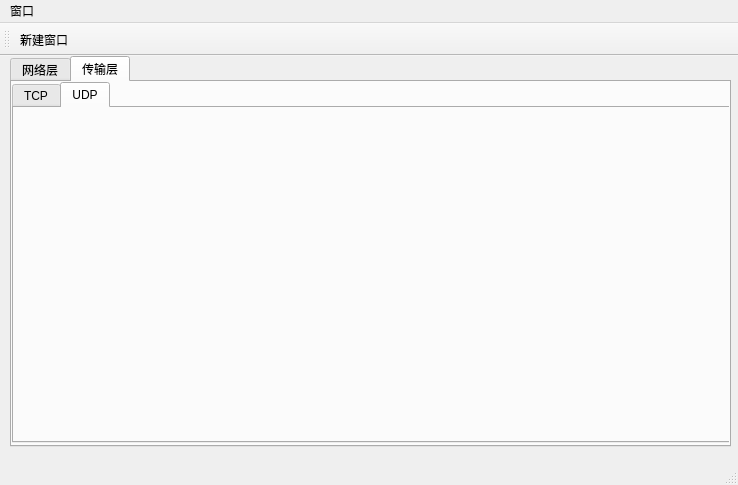
Qt form UI/UItest/mainwindow.ui (LAuxin3619/PackSender) before a commit.
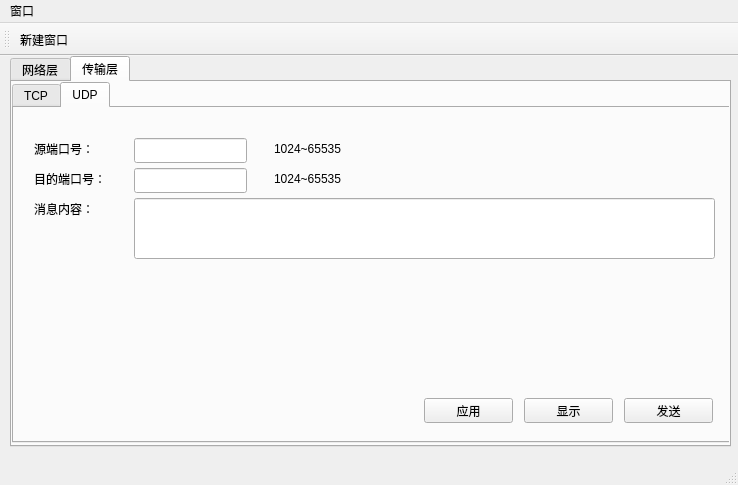
The same form after that commit. The open tabs and pages were chosen to show the change.

The edit to the form file:
```diff
--- a/UI/UItest/mainwindow.ui
+++ b/UI/UItest/mainwindow.ui
@@ -345,6 +345,143 @@
        <attribute name="title">
         <string>UDP</string>
        </attribute>
+       <widget class="QLabel" name="label_6">
+        <property name="geometry">
+         <rect>
+          <x>20</x>
+          <y>60</y>
+          <width>91</width>
+          <height>21</height>
+         </rect>
+        </property>
+        <property name="text">
+         <string>目的端口号：</string>
+        </property>
+       </widget>
+       <widget class="QLabel" name="label_7">
+        <property name="geometry">
+         <rect>
+          <x>260</x>
+          <y>30</y>
+          <width>91</width>
+          <height>21</height>
+         </rect>
+        </property>
+        <property name="text">
+         <string>1024~65535</string>
+        </property>
+       </widget>
+       <widget class="QLabel" name="label_8">
+        <property name="geometry">
+         <rect>
+          <x>20</x>
+          <y>30</y>
+          <width>91</width>
+          <height>21</height>
+         </rect>
+        </property>
+        <property name="text">
+         <string>源端口号：</string>
+        </property>
+       </widget>
+       <widget class="QLineEdit" name="udpSrc">
+        <property name="geometry">
+         <rect>
+          <x>120</x>
+          <y>30</y>
+          <width>113</width>
+          <height>25</height>
+         </rect>
+        </property>
+       </widget>
+       <widget class="QLineEdit" name="udpText">
+        <property name="geometry">
+         <rect>
+          <x>120</x>
+          <y>90</y>
+          <width>581</width>
+          <height>61</height>
+         </rect>
+        </property>
+        <property name="clearButtonEnabled">
+         <bool>false</bool>
+        </property>
+       </widget>
+       <widget class="QLabel" name="label_9">
+        <property name="geometry">
+         <rect>
+          <x>20</x>
+          <y>90</y>
+          <width>91</width>
+          <height>21</height>
+         </rect>
+        </property>
+        <property name="text">
+         <string>消息内容：</string>
+        </property>
+       </widget>
+       <widget class="QLineEdit" name="udpDst">
+        <property name="geometry">
+         <rect>
+          <x>120</x>
+          <y>60</y>
+          <width>113</width>
+          <height>25</height>
+         </rect>
+        </property>
+       </widget>
+       <widget class="QLabel" name="label_10">
+        <property name="geometry">
+         <rect>
+          <x>260</x>
+          <y>60</y>
+          <width>91</width>
+          <height>21</height>
+         </rect>
+        </property>
+        <property name="text">
+         <string>1024~65535</string>
+        </property>
+       </widget>
+       <widget class="QPushButton" name="udpApplyBtn">
+        <property name="geometry">
+         <rect>
+          <x>410</x>
+          <y>290</y>
+          <width>89</width>
+          <height>25</height>
+         </rect>
+        </property>
+        <property name="text">
+         <string>应用</string>
+        </property>
+       </widget>
+       <widget class="QPushButton" name="udpShowBtn">
+        <property name="geometry">
+         <rect>
+          <x>510</x>
+          <y>290</y>
+          <width>89</width>
+          <height>25</height>
+         </rect>
+        </property>
+        <property name="text">
+         <string>显示</string>
+        </property>
+       </widget>
+       <widget class="QPushButton" name="udpSendBtn">
+        <property name="geometry">
+         <rect>
+          <x>610</x>
+          <y>290</y>
+          <width>89</width>
+          <height>25</height>
+         </rect>
+        </property>
+        <property name="text">
+         <string>发送</string>
+        </property>
+       </widget>
       </widget>
      </widget>
     </widget>
```
Left out of the diff: 6 changed lines with no effect on the pictures.
